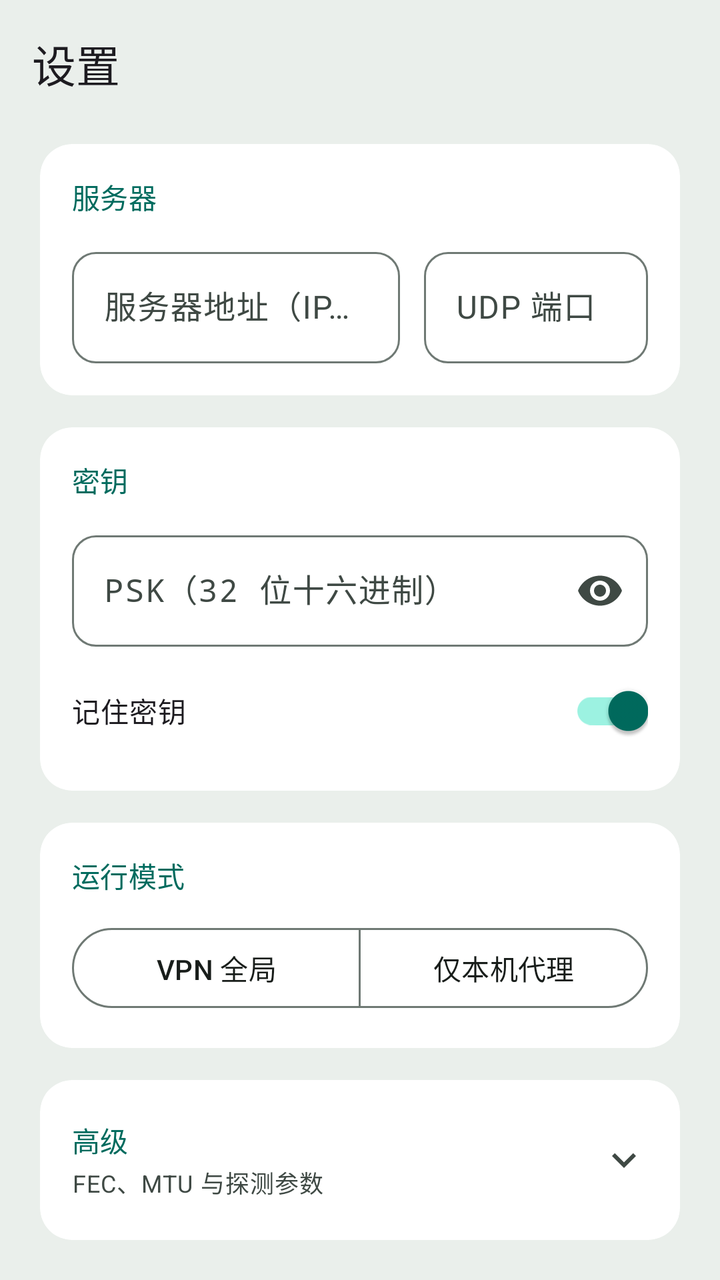
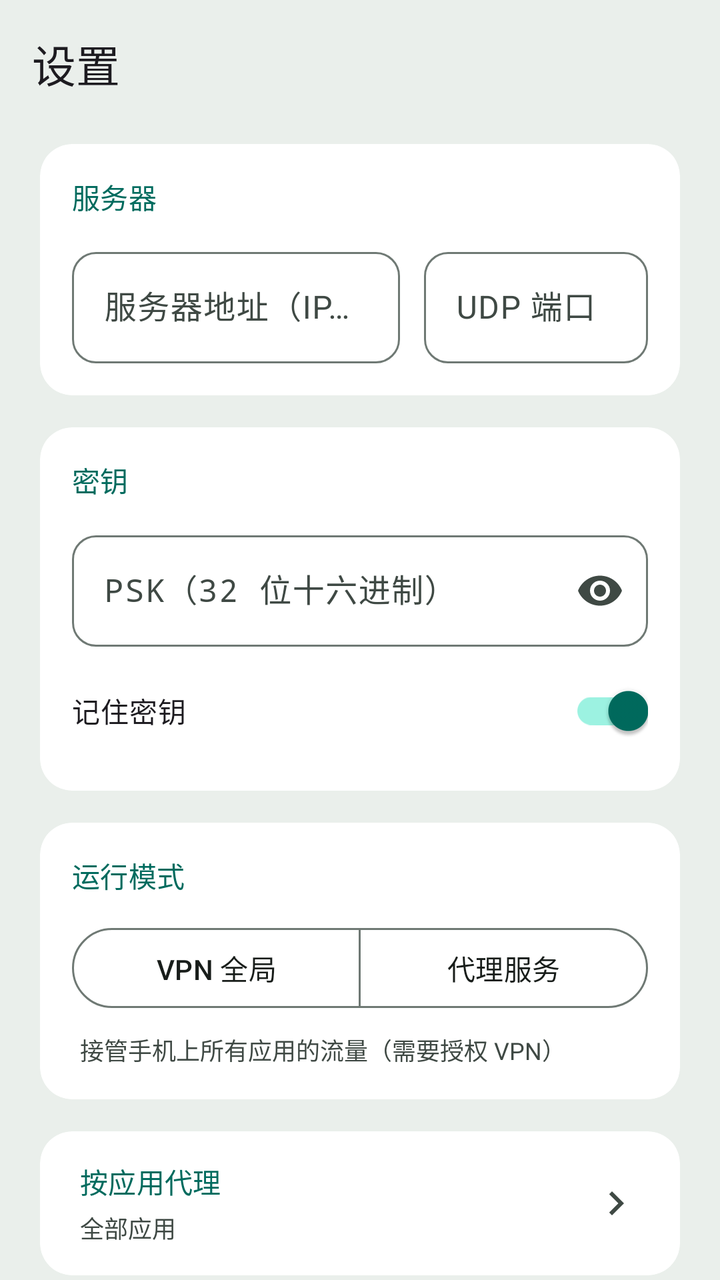

An Android layout rendered at two revisions. The XML below is the earlier revision; the diff shows what the commit changed to produce the second picture.
<!-- AndroidManifest.xml: application theme Theme.FcpVpn -->
<!-- res/layout/activity_settings.xml -->
<?xml version="1.0" encoding="utf-8"?>
<LinearLayout
    xmlns:android="http://schemas.android.com/apk/res/android"
    xmlns:app="http://schemas.android.com/apk/res-auto"
    xmlns:tools="http://schemas.android.com/tools"
    android:layout_width="match_parent"
    android:layout_height="match_parent"
    android:orientation="vertical"
    tools:context=".ui.SettingsActivity">

    <com.google.android.material.appbar.MaterialToolbar
        android:id="@+id/settings_toolbar"
        android:layout_width="match_parent"
        android:layout_height="?attr/actionBarSize"
        android:background="@android:color/transparent"
        app:title="@string/fcp_settings_title"/>

    <ScrollView
        android:layout_width="match_parent"
        android:layout_height="match_parent"
        android:fillViewport="true"
        android:scrollbars="none">

        <LinearLayout
            android:layout_width="match_parent"
            android:layout_height="wrap_content"
            android:orientation="vertical"
            android:paddingStart="20dp"
            android:paddingEnd="20dp"
            android:paddingTop="8dp"
            android:paddingBottom="24dp">

            
            <com.google.android.material.card.MaterialCardView
                android:layout_width="match_parent"
                android:layout_height="wrap_content"
                android:layout_marginBottom="16dp"
                app:cardCornerRadius="16dp"
                app:cardElevation="0dp"
                app:cardBackgroundColor="@color/fcp_card"
                app:strokeWidth="0dp">

                <LinearLayout
                    android:layout_width="match_parent"
                    android:layout_height="wrap_content"
                    android:orientation="vertical"
                    android:padding="16dp">

                    <TextView
                        android:layout_width="wrap_content"
                        android:layout_height="wrap_content"
                        android:textAppearance="?attr/textAppearanceLabelLarge"
                        android:textColor="?attr/colorPrimary"
                        android:text="@string/fcp_label_server"/>

                    <LinearLayout
                        android:layout_width="match_parent"
                        android:layout_height="wrap_content"
                        android:layout_marginTop="12dp"
                        android:orientation="horizontal">

                        <com.google.android.material.textfield.TextInputLayout
                            android:id="@+id/layout_server_host"
                            style="@style/Widget.FcpVpn.TextInputLayout"
                            android:layout_width="0dp"
                            android:layout_height="wrap_content"
                            android:layout_weight="1"
                            android:hint="@string/fcp_hint_server_host">

                            <com.google.android.material.textfield.TextInputEditText
                                android:id="@+id/input_server_host"
                                android:layout_width="match_parent"
                                android:layout_height="wrap_content"
                                android:inputType="textUri"
                                android:imeOptions="actionNext"
                                android:maxLines="1"/>
                        </com.google.android.material.textfield.TextInputLayout>

                        <com.google.android.material.textfield.TextInputLayout
                            android:id="@+id/layout_server_port"
                            style="@style/Widget.FcpVpn.TextInputLayout"
                            android:layout_width="112dp"
                            android:layout_height="wrap_content"
                            android:layout_marginStart="12dp"
                            android:hint="@string/fcp_hint_server_port">

                            <com.google.android.material.textfield.TextInputEditText
                                android:id="@+id/input_server_port"
                                android:layout_width="match_parent"
                                android:layout_height="wrap_content"
                                android:inputType="number"
                                android:maxLength="5"
                                android:maxLines="1"/>
                        </com.google.android.material.textfield.TextInputLayout>
                    </LinearLayout>
                </LinearLayout>
            </com.google.android.material.card.MaterialCardView>

            
            <com.google.android.material.card.MaterialCardView
                android:layout_width="match_parent"
                android:layout_height="wrap_content"
                android:layout_marginBottom="16dp"
                app:cardCornerRadius="16dp"
                app:cardElevation="0dp"
                app:cardBackgroundColor="@color/fcp_card"
                app:strokeWidth="0dp">

                <LinearLayout
                    android:layout_width="match_parent"
                    android:layout_height="wrap_content"
                    android:orientation="vertical"
                    android:padding="16dp">

                    <TextView
                        android:layout_width="wrap_content"
                        android:layout_height="wrap_content"
                        android:textAppearance="?attr/textAppearanceLabelLarge"
                        android:textColor="?attr/colorPrimary"
                        android:text="@string/fcp_label_psk"/>

                    <com.google.android.material.textfield.TextInputLayout
                        android:id="@+id/layout_psk"
                        style="@style/Widget.FcpVpn.TextInputLayout"
                        android:layout_width="match_parent"
                        android:layout_height="wrap_content"
                        android:layout_marginTop="12dp"
                        android:hint="@string/fcp_hint_psk"
                        app:endIconMode="password_toggle">

                        <com.google.android.material.textfield.TextInputEditText
                            android:id="@+id/input_psk"
                            android:layout_width="match_parent"
                            android:layout_height="wrap_content"
                            android:inputType="textPassword"
                            android:fontFamily="monospace"
                            android:maxLines="1"/>
                    </com.google.android.material.textfield.TextInputLayout>

                    <com.google.android.material.switchmaterial.SwitchMaterial
                        android:id="@+id/switch_remember_psk"
                        android:layout_width="match_parent"
                        android:layout_height="48dp"
                        android:layout_marginTop="8dp"
                        android:gravity="center_vertical"
                        android:text="@string/fcp_remember_psk"
                        android:textAppearance="?attr/textAppearanceBodyMedium"
                        android:checked="true"/>
                </LinearLayout>
            </com.google.android.material.card.MaterialCardView>

            
            <com.google.android.material.card.MaterialCardView
                android:layout_width="match_parent"
                android:layout_height="wrap_content"
                android:layout_marginBottom="16dp"
                app:cardCornerRadius="16dp"
                app:cardElevation="0dp"
                app:cardBackgroundColor="@color/fcp_card"
                app:strokeWidth="0dp">

                <LinearLayout
                    android:layout_width="match_parent"
                    android:layout_height="wrap_content"
                    android:orientation="vertical"
                    android:padding="16dp">

                    <TextView
                        android:layout_width="wrap_content"
                        android:layout_height="wrap_content"
                        android:textAppearance="?attr/textAppearanceLabelLarge"
                        android:textColor="?attr/colorPrimary"
                        android:text="@string/fcp_label_run_mode"/>

                    <com.google.android.material.button.MaterialButtonToggleGroup
                        android:id="@+id/mode_toggle"
                        android:layout_width="match_parent"
                        android:layout_height="wrap_content"
                        android:layout_marginTop="12dp"
                        app:singleSelection="true"
                        app:selectionRequired="true">

                        <com.google.android.material.button.MaterialButton
                            android:id="@+id/btn_mode_vpn"
                            style="@style/Widget.Material3.Button.OutlinedButton"
                            android:layout_width="0dp"
                            android:layout_height="48dp"
                            android:layout_weight="1"
                            android:text="@string/fcp_mode_vpn"/>

                        <com.google.android.material.button.MaterialButton
                            android:id="@+id/btn_mode_proxy"
                            style="@style/Widget.Material3.Button.OutlinedButton"
                            android:layout_width="0dp"
                            android:layout_height="48dp"
                            android:layout_weight="1"
                            android:text="@string/fcp_mode_proxy"/>
                    </com.google.android.material.button.MaterialButtonToggleGroup>
                </LinearLayout>
            </com.google.android.material.card.MaterialCardView>

            
            <com.google.android.material.card.MaterialCardView
                android:layout_width="match_parent"
                android:layout_height="wrap_content"
                android:layout_marginBottom="16dp"
                app:cardCornerRadius="16dp"
                app:cardElevation="0dp"
                app:cardBackgroundColor="@color/fcp_card"
                app:strokeWidth="0dp">

                <LinearLayout
                    android:layout_width="match_parent"
                    android:layout_height="wrap_content"
                    android:orientation="vertical"
                    android:padding="16dp">

                    <LinearLayout
                        android:id="@+id/advanced_header"
                        android:layout_width="match_parent"
                        android:layout_height="48dp"
                        android:orientation="horizontal"
                        android:gravity="center_vertical"
                        android:background="?attr/selectableItemBackground"
                        android:clickable="true"
                        android:focusable="true">

                        <LinearLayout
                            android:layout_width="0dp"
                            android:layout_height="wrap_content"
                            android:layout_weight="1"
                            android:orientation="vertical">

                            <TextView
                                android:layout_width="wrap_content"
                                android:layout_height="wrap_content"
                                android:textAppearance="?attr/textAppearanceLabelLarge"
                                android:textColor="?attr/colorPrimary"
                                android:text="@string/fcp_advanced"/>

                            <TextView
                                android:layout_width="wrap_content"
                                android:layout_height="wrap_content"
                                android:layout_marginTop="2dp"
                                android:textAppearance="?attr/textAppearanceBodySmall"
                                android:textColor="?attr/colorOnSurfaceVariant"
                                android:text="@string/fcp_advanced_summary"/>
                        </LinearLayout>

                        <ImageView
                            android:id="@+id/advanced_chevron"
                            android:layout_width="24dp"
                            android:layout_height="24dp"
                            android:src="@drawable/ic_expand_more"
                            android:contentDescription="@string/fcp_advanced"
                            app:tint="?attr/colorOnSurfaceVariant"/>
                    </LinearLayout>

                    <LinearLayout
                        android:id="@+id/advanced_content"
                        android:layout_width="match_parent"
                        android:layout_height="wrap_content"
                        android:orientation="vertical"
                        android:layout_marginTop="8dp"
                        android:visibility="gone">

                        <LinearLayout
                            android:layout_width="match_parent"
                            android:layout_height="wrap_content"
                            android:orientation="horizontal">

                            <com.google.android.material.textfield.TextInputLayout
                                android:id="@+id/layout_fec_data"
                                style="@style/Widget.FcpVpn.TextInputLayout"
                                android:layout_width="0dp"
                                android:layout_height="wrap_content"
                                android:layout_weight="1"
                                android:hint="@string/fcp_hint_fec_data">

                                <com.google.android.material.textfield.TextInputEditText
                                    android:id="@+id/input_fec_data"
                                    android:layout_width="match_parent"
                                    android:layout_height="wrap_content"
                                    android:inputType="number"
                                    android:maxLines="1"/>
                            </com.google.android.material.textfield.TextInputLayout>

                            <com.google.android.material.textfield.TextInputLayout
                                android:id="@+id/layout_fec_parity_max"
                                style="@style/Widget.FcpVpn.TextInputLayout"
                                android:layout_width="0dp"
                                android:layout_height="wrap_content"
                                android:layout_weight="1"
                                android:layout_marginStart="12dp"
                                android:hint="@string/fcp_hint_fec_parity_max">

                                <com.google.android.material.textfield.TextInputEditText
                                    android:id="@+id/input_fec_parity_max"
                                    android:layout_width="match_parent"
                                    android:layout_height="wrap_content"
                                    android:inputType="number"
                                    android:maxLines="1"/>
                            </com.google.android.material.textfield.TextInputLayout>
                        </LinearLayout>

                        <LinearLayout
                            android:layout_width="match_parent"
                            android:layout_height="wrap_content"
                            android:layout_marginTop="12dp"
                            android:orientation="horizontal">

                            <com.google.android.material.textfield.TextInputLayout
                                android:id="@+id/layout_mtu_min"
                                style="@style/Widget.FcpVpn.TextInputLayout"
                                android:layout_width="0dp"
                                android:layout_height="wrap_content"
                                android:layout_weight="1"
                                android:hint="@string/fcp_hint_mtu_min">

                                <com.google.android.material.textfield.TextInputEditText
                                    android:id="@+id/input_mtu_min"
                                    android:layout_width="match_parent"
                                    android:layout_height="wrap_content"
                                    android:inputType="number"
                                    android:maxLength="4"
                                    android:maxLines="1"/>
                            </com.google.android.material.textfield.TextInputLayout>

                            <com.google.android.material.textfield.TextInputLayout
                                android:id="@+id/layout_probe_interval"
                                style="@style/Widget.FcpVpn.TextInputLayout"
                                android:layout_width="0dp"
                                android:layout_height="wrap_content"
                                android:layout_weight="1"
                                android:layout_marginStart="12dp"
                                android:hint="@string/fcp_hint_probe_interval">

                                <com.google.android.material.textfield.TextInputEditText
                                    android:id="@+id/input_probe_interval"
                                    android:layout_width="match_parent"
                                    android:layout_height="wrap_content"
                                    android:inputType="number"
                                    android:maxLength="5"
                                    android:maxLines="1"/>
                            </com.google.android.material.textfield.TextInputLayout>
                        </LinearLayout>

                        <com.google.android.material.textfield.TextInputLayout
                            android:id="@+id/layout_proxy_port"
                            style="@style/Widget.FcpVpn.TextInputLayout"
                            android:layout_width="match_parent"
                            android:layout_height="wrap_content"
                            android:layout_marginTop="12dp"
                            android:hint="@string/fcp_hint_proxy_port">

                            <com.google.android.material.textfield.TextInputEditText
                                android:id="@+id/input_proxy_port"
                                android:layout_width="match_parent"
                                android:layout_height="wrap_content"
                                android:inputType="number"
                                android:maxLength="5"
                                android:maxLines="1"/>
                        </com.google.android.material.textfield.TextInputLayout>
                    </LinearLayout>
                </LinearLayout>
            </com.google.android.material.card.MaterialCardView>

            
            <com.google.android.material.button.MaterialButton
                android:id="@+id/btn_save"
                style="@style/Widget.FcpVpn.Button.PrimaryAction"
                android:layout_width="match_parent"
                android:layout_height="56dp"
                android:layout_marginTop="8dp"
                android:text="@string/fcp_save"/>

        </LinearLayout>
    </ScrollView>
</LinearLayout>
<!-- resources referenced by this layout -->
<resources>
  <color name="fcp_card">#FFFFFF</color>
  <!-- drawable ic_expand_more (drawable) -->
  <?xml version="1.0" encoding="utf-8"?>
  <vector xmlns:android="http://schemas.android.com/apk/res/android"
      android:width="24dp"
      android:height="24dp"
      android:viewportWidth="24"
      android:viewportHeight="24">
      <path
          android:fillColor="#FFFFFF"
          android:pathData="M16.59,8.59L12,13.17 7.41,8.59 6,10l6,6 6,-6z"/>
  </vector>
  <string name="fcp_advanced">高级</string>
  <string name="fcp_advanced_summary">FEC、MTU 与探测参数</string>
  <string name="fcp_hint_fec_data">fec-data</string>
  <string name="fcp_hint_fec_parity_max">fec-parity-max</string>
  <string name="fcp_hint_mtu_min">mtu-min</string>
  <string name="fcp_hint_probe_interval">probe-interval（0 关闭）</string>
  <string name="fcp_hint_proxy_port">本地代理端口</string>
  <string name="fcp_hint_psk">PSK（32 位十六进制）</string>
  <string name="fcp_hint_server_host">服务器地址（IP 或域名）</string>
  <string name="fcp_hint_server_port">UDP 端口</string>
  <string name="fcp_label_psk">密钥</string>
  <string name="fcp_label_run_mode">运行模式</string>
  <string name="fcp_label_server">服务器</string>
  <string name="fcp_mode_proxy">仅本机代理</string>
  <string name="fcp_mode_vpn">VPN 全局</string>
  <string name="fcp_remember_psk">记住密钥</string>
  <string name="fcp_save">保存</string>
  <string name="fcp_settings_title">设置</string>
  <style name="Widget.FcpVpn.TextInputLayout" parent="Widget.Material3.TextInputLayout.OutlinedBox">
          <item name="boxCornerRadiusTopStart">12dp</item>
          <item name="boxCornerRadiusTopEnd">12dp</item>
          <item name="boxCornerRadiusBottomStart">12dp</item>
          <item name="boxCornerRadiusBottomEnd">12dp</item>
      </style>
  <color name="md_theme_primary">#006B5E</color>
  <color name="md_theme_onPrimary">#FFFFFF</color>
  <color name="md_theme_primaryContainer">#9CF2E1</color>
  <color name="md_theme_onPrimaryContainer">#00201B</color>
  <color name="md_theme_secondary">#4A635C</color>
  <color name="md_theme_onSecondary">#FFFFFF</color>
  <color name="md_theme_secondaryContainer">#CDE8DE</color>
  <color name="md_theme_onSecondaryContainer">#062019</color>
  <color name="md_theme_error">#BA1A1A</color>
  <color name="md_theme_onError">#FFFFFF</color>
  <color name="md_theme_errorContainer">#FFDAD6</color>
  <color name="md_theme_onErrorContainer">#410002</color>
  <color name="fcp_page_bg">#EAEFEB</color>
  <color name="md_theme_onSurface">#181D1A</color>
  <color name="md_theme_surfaceVariant">#DBE5DF</color>
  <color name="md_theme_onSurfaceVariant">#3F4944</color>
  <color name="md_theme_outline">#6F7974</color>
  <color name="md_theme_outlineVariant">#BEC9C3</color>
  <color name="md_theme_surfaceContainer">#EAEFEB</color>
  <color name="md_theme_surfaceContainerHigh">#E4EFE9</color>
  <color name="md_theme_surfaceContainerHighest">#DFE9E4</color>
  <style name="ShapeAppearance.FcpVpn.SmallComponent" parent="ShapeAppearance.Material3.SmallComponent">
          <item name="cornerSize">12dp</item>
      </style>
  <style name="ShapeAppearance.FcpVpn.MediumComponent" parent="ShapeAppearance.Material3.MediumComponent">
          <item name="cornerSize">16dp</item>
      </style>
  <style name="ShapeAppearance.FcpVpn.LargeComponent" parent="ShapeAppearance.Material3.LargeComponent">
          <item name="cornerSize">24dp</item>
      </style>
  <!-- unchanged entries left out for length: 2 -->
</resources>

<!-- the commit's change to res/layout/activity_settings.xml (unified diff, before → after) -->
@@ -196,6 +196,74 @@
                             android:layout_weight="1"
                             android:text="@string/fcp_mode_proxy"/>
                     </com.google.android.material.button.MaterialButtonToggleGroup>
+
+                    
+                    <TextView
+                        android:id="@+id/mode_desc"
+                        android:layout_width="match_parent"
+                        android:layout_height="wrap_content"
+                        android:layout_marginTop="8dp"
+                        android:paddingStart="4dp"
+                        android:paddingEnd="4dp"
+                        android:textSize="12sp"
+                        android:textColor="?attr/colorOnSurfaceVariant"
+                        android:text="@string/fcp_mode_vpn_desc"/>
+                </LinearLayout>
+            </com.google.android.material.card.MaterialCardView>
+
+            
+            <com.google.android.material.card.MaterialCardView
+                android:id="@+id/vpn_apps_card"
+                android:layout_width="match_parent"
+                android:layout_height="wrap_content"
+                android:layout_marginBottom="16dp"
+                android:clickable="true"
+                android:focusable="true"
+                android:foreground="?attr/selectableItemBackground"
+                app:cardCornerRadius="16dp"
+                app:cardElevation="0dp"
+                app:cardBackgroundColor="@color/fcp_card"
+                app:strokeWidth="0dp">
+
+                <LinearLayout
+                    android:layout_width="match_parent"
+                    android:layout_height="wrap_content"
+                    android:orientation="horizontal"
+                    android:gravity="center_vertical"
+                    android:minHeight="72dp"
+                    android:paddingStart="20dp"
+                    android:paddingEnd="20dp"
+                    android:paddingTop="14dp"
+                    android:paddingBottom="14dp">
+
+                    <LinearLayout
+                        android:layout_width="0dp"
+                        android:layout_height="wrap_content"
+                        android:layout_weight="1"
+                        android:orientation="vertical">
+
+                        <TextView
+                            android:layout_width="wrap_content"
+                            android:layout_height="wrap_content"
+                            android:textAppearance="?attr/textAppearanceTitleSmall"
+                            android:textColor="?attr/colorPrimary"
+                            android:text="@string/fcp_label_vpn_apps"/>
+
+                        <TextView
+                            android:id="@+id/vpn_apps_summary"
+                            android:layout_width="match_parent"
+                            android:layout_height="wrap_content"
+                            android:layout_marginTop="4dp"
+                            android:textSize="12sp"
+                            android:textColor="?attr/colorOnSurfaceVariant"
+                            android:text="@string/fcp_apps_all"/>
+                    </LinearLayout>
+
+                    <ImageView
+                        android:layout_width="24dp"
+                        android:layout_height="24dp"
+                        android:contentDescription="@null"
+                        android:src="@drawable/ic_chevron_right" />
                 </LinearLayout>
             </com.google.android.material.card.MaterialCardView>
 
<!-- resource entries referenced after the edit -->
@@ -1,6 +1,18 @@
 <!-- resources referenced by this layout -->
 <resources>
   <color name="fcp_card">#FFFFFF</color>
+  <!-- drawable ic_chevron_right (drawable) -->
+  <?xml version="1.0" encoding="utf-8"?>
+  <vector xmlns:android="http://schemas.android.com/apk/res/android"
+      android:width="24dp"
+      android:height="24dp"
+      android:viewportWidth="24"
+      android:viewportHeight="24"
+      android:tint="?attr/colorOnSurfaceVariant">
+      <path
+          android:fillColor="@android:color/white"
+          android:pathData="M10,6L8.59,7.41 13.17,12l-4.58,4.59L10,18l6,-6z" />
+  </vector>
   <!-- drawable ic_expand_more (drawable) -->
   <?xml version="1.0" encoding="utf-8"?>
   <vector xmlns:android="http://schemas.android.com/apk/res/android"
@@ -14,6 +26,7 @@
   </vector>
   <string name="fcp_advanced">高级</string>
   <string name="fcp_advanced_summary">FEC、MTU 与探测参数</string>
+  <string name="fcp_apps_all">全部应用</string>
   <string name="fcp_hint_fec_data">fec-data</string>
   <string name="fcp_hint_fec_parity_max">fec-parity-max</string>
   <string name="fcp_hint_mtu_min">mtu-min</string>
@@ -25,8 +38,10 @@
   <string name="fcp_label_psk">密钥</string>
   <string name="fcp_label_run_mode">运行模式</string>
   <string name="fcp_label_server">服务器</string>
-  <string name="fcp_mode_proxy">仅本机代理</string>
+  <string name="fcp_label_vpn_apps">按应用代理</string>
+  <string name="fcp_mode_proxy">代理服务</string>
   <string name="fcp_mode_vpn">VPN 全局</string>
+  <string name="fcp_mode_vpn_desc">接管手机上所有应用的流量（需要授权 VPN）</string>
   <string name="fcp_remember_psk">记住密钥</string>
   <string name="fcp_save">保存</string>
   <string name="fcp_settings_title">设置</string>
